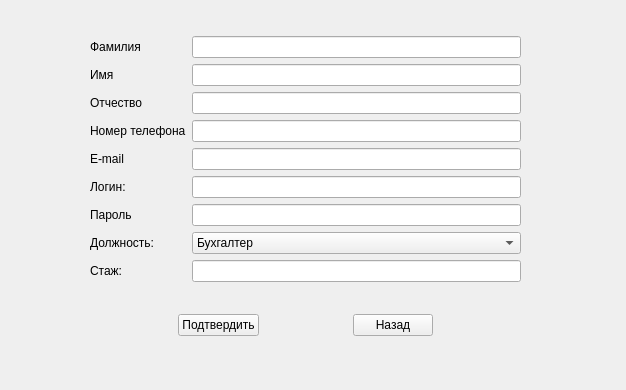
Qt form project/kursovaya/administrator.ui (EXpecky/kursach) before a commit.
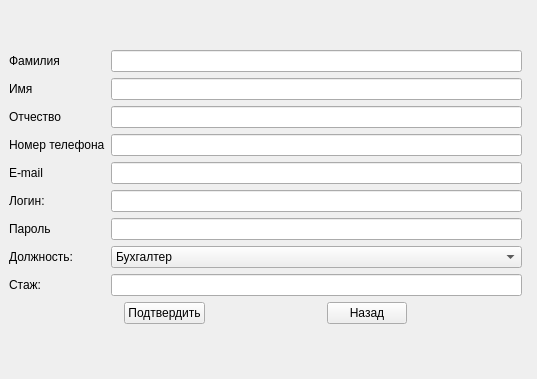
The same form after that commit. The open tabs and pages were chosen to show the change.

```diff
--- a/project/kursovaya/administrator.ui
+++ b/project/kursovaya/administrator.ui
@@ -6,8 +6,8 @@
    <rect>
     <x>0</x>
     <y>0</y>
-    <width>626</width>
-    <height>390</height>
+    <width>537</width>
+    <height>379</height>
    </rect>
   </property>
   <property name="windowTitle">
@@ -18,8 +18,8 @@
     <rect>
      <x>0</x>
      <y>0</y>
-     <width>621</width>
-     <height>381</height>
+     <width>531</width>
+     <height>374</height>
     </rect>
    </property>
    <property name="currentIndex">
@@ -151,15 +151,8 @@
     </widget>
    </widget>
    <widget class="QWidget" name="add_page">
-    <widget class="QWidget" name="layoutWidget">
-     <property name="geometry">
-      <rect>
-       <x>90</x>
-       <y>10</y>
-       <width>431</width>
-       <height>352</height>
-      </rect>
-     </property>
+    <layout class="QGridLayout" name="gridLayout_3">
+     <item row="0" column="0">
      <layout class="QVBoxLayout" name="verticalLayout_4">
       <item>
        <layout class="QHBoxLayout" name="horizontalLayout_6">
@@ -340,7 +333,8 @@
        </layout>
       </item>
      </layout>
-    </widget>
+     </item>
+    </layout>
    </widget>
    <widget class="QWidget" name="order_page">
     <widget class="QWidget" name="">
```
Left out of the diff: 30 changed lines with no effect on the pictures. Lines whose indentation alone changed are shown as unchanged.
